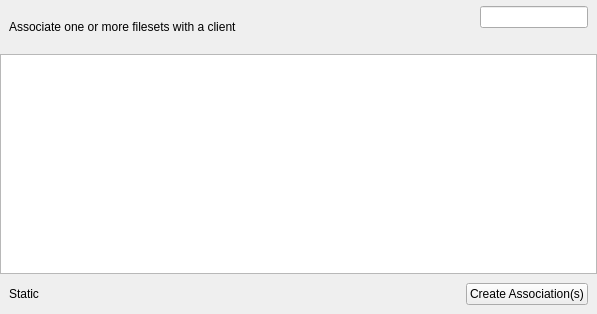
Before: the Qt Designer form FWAdminLib/NewAssociationDlg.ui in fw-dev/translations, drawn with Qt 5.
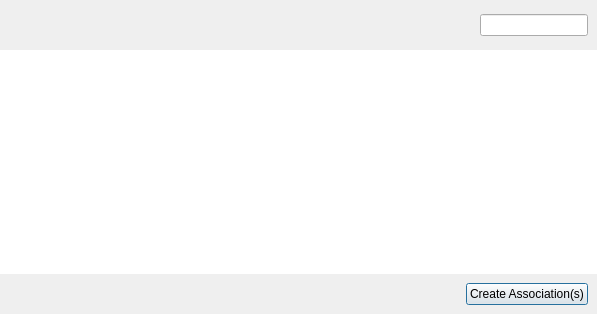
After: the same form once the commit is applied. Custom widgets are drawn as their Qt base class.

What changed in the file:
```diff
--- a/FWAdminLib/NewAssociationDlg.ui
+++ b/FWAdminLib/NewAssociationDlg.ui
@@ -1,7 +1,7 @@
 <?xml version="1.0" encoding="UTF-8"?>
 <ui version="4.0">
- <class>CNewAssociationDlg</class>
- <widget class="QWidget" name="CNewAssociationDlg">
+ <class>NewAssociationDlg</class>
+ <widget class="QWidget" name="NewAssociationDlg">
   <property name="geometry">
    <rect>
     <x>0</x>
@@ -21,24 +21,21 @@
     <number>0</number>
    </property>
    <item>
-    <widget class="QWidget" name="widget" native="true">
+    <widget class="ViewSearchHeader" name="header" native="true">
      <property name="sizePolicy">
       <sizepolicy hsizetype="Preferred" vsizetype="Fixed">
        <horstretch>0</horstretch>
        <verstretch>0</verstretch>
       </sizepolicy>
      </property>
-     <layout class="QGridLayout" name="gridLayout">
+     <layout class="QHBoxLayout" name="horizontalLayout">
       <property name="topMargin">
        <number>6</number>
       </property>
       <property name="bottomMargin">
        <number>6</number>
       </property>
-      <property name="verticalSpacing">
-       <number>0</number>
-      </property>
-      <item row="0" column="0">
+      <item>
        <widget class="QLabel" name="displayLabel">
         <property name="sizePolicy">
          <sizepolicy hsizetype="Minimum" vsizetype="Preferred">
@@ -47,11 +44,11 @@
          </sizepolicy>
         </property>
         <property name="text">
-         <string>Associate one or more filesets with a client</string>
+         <string/>
         </property>
        </widget>
       </item>
-      <item row="0" column="1">
+      <item>
        <spacer name="horizontalSpacer">
         <property name="orientation">
          <enum>Qt::Horizontal</enum>
@@ -64,13 +61,24 @@
         </property>
        </spacer>
       </item>
-      <item row="0" column="2">
-       <layout class="QVBoxLayout" name="verticalLayout">
-        <property name="spacing">
-         <number>6</number>
+      <item>
+       <widget class="QLabel" name="statistics">
+        <property name="font">
+         <font>
+          <weight>50</weight>
+          <bold>false</bold>
+         </font>
         </property>
+        <property name="text">
+         <string/>
+        </property>
+        <property name="alignment">
+         <set>Qt::AlignLeading|Qt::AlignLeft|Qt::AlignVCenter</set>
+        </property>
+       </widget>
+      </item>
         <item>
-         <widget class="SearchLineEdit" name="searchFilesetED">
+       <widget class="SearchLineEdit" name="searchField">
           <property name="sizePolicy">
            <sizepolicy hsizetype="Fixed" vsizetype="Fixed">
             <horstretch>0</horstretch>
@@ -79,29 +87,14 @@
           </property>
          </widget>
         </item>
-        <item>
-         <widget class="QLabel" name="helperText">
-          <property name="text">
-           <string/>
-          </property>
-          <property name="alignment">
-           <set>Qt::AlignCenter</set>
-          </property>
-         </widget>
-        </item>
-       </layout>
-      </item>
-     </layout>
+     </layout>
     </widget>
    </item>
-   <item>
-    <widget class="QWidget" name="treeWidgetFrame" native="true">
-     <layout class="QVBoxLayout" name="verticalLayout_3">
-      <property name="margin">
-       <number>0</number>
-      </property>
       <item>
        <widget class="FilesetsGroupsView" name="filesetsView">
+     <property name="frameShape">
+      <enum>QFrame::NoFrame</enum>
+     </property>
         <property name="editTriggers">
          <set>QAbstractItemView::NoEditTriggers</set>
         </property>
@@ -122,7 +115,11 @@
         </property>
        </widget>
       </item>
-     </layout>
+   <item>
+    <widget class="ClientsGroupsView" name="clientsView">
+     <property name="frameShape">
+      <enum>QFrame::NoFrame</enum>
+     </property>
     </widget>
    </item>
    <item>
@@ -142,6 +139,12 @@
         <property name="text">
          <string>Create Association(s)</string>
         </property>
+        <property name="autoDefault">
+         <bool>true</bool>
+        </property>
+        <property name="default">
+         <bool>true</bool>
+        </property>
        </widget>
       </item>
       <item row="0" column="1">
@@ -157,22 +160,6 @@
         </property>
        </spacer>
       </item>
-      <item row="0" column="0">
-       <widget class="QLabel" name="_filesetsStatistics">
-        <property name="font">
-         <font>
-          <weight>50</weight>
-          <bold>false</bold>
-         </font>
-        </property>
-        <property name="text">
-         <string>Static</string>
-        </property>
-        <property name="alignment">
-         <set>Qt::AlignLeading|Qt::AlignLeft|Qt::AlignVCenter</set>
-        </property>
-       </widget>
-      </item>
      </layout>
     </widget>
    </item>
@@ -184,6 +171,17 @@
    <extends>QLineEdit</extends>
    <header>FileWaveGuiLib/searchlineedit/searchlineedit.h</header>
   </customwidget>
+  <customwidget>
+   <class>ViewSearchHeader</class>
+   <extends>QWidget</extends>
+   <header>FWAdminLib/ViewSearchHeader.h</header>
+   <container>1</container>
+  </customwidget>
+  <customwidget>
+   <class>ClientsGroupsView</class>
+   <extends>QTreeView</extends>
+   <header>views/clientsgroupsview.h</header>
+  </customwidget>
   <customwidget>
    <class>FilesetsGroupsView</class>
    <extends>QTreeView</extends>
```
Lines whose indentation alone changed are shown as unchanged.
